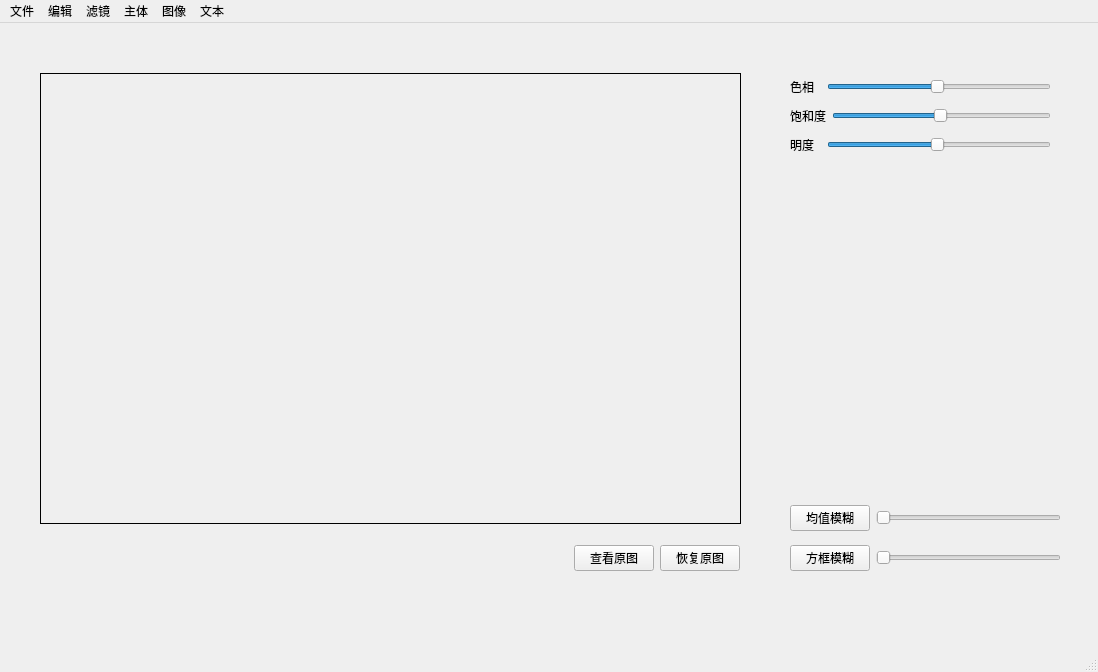
Above: main_window.ui from DLighters/Opencv_ImageProcesser before the change. Below: the same form after it.
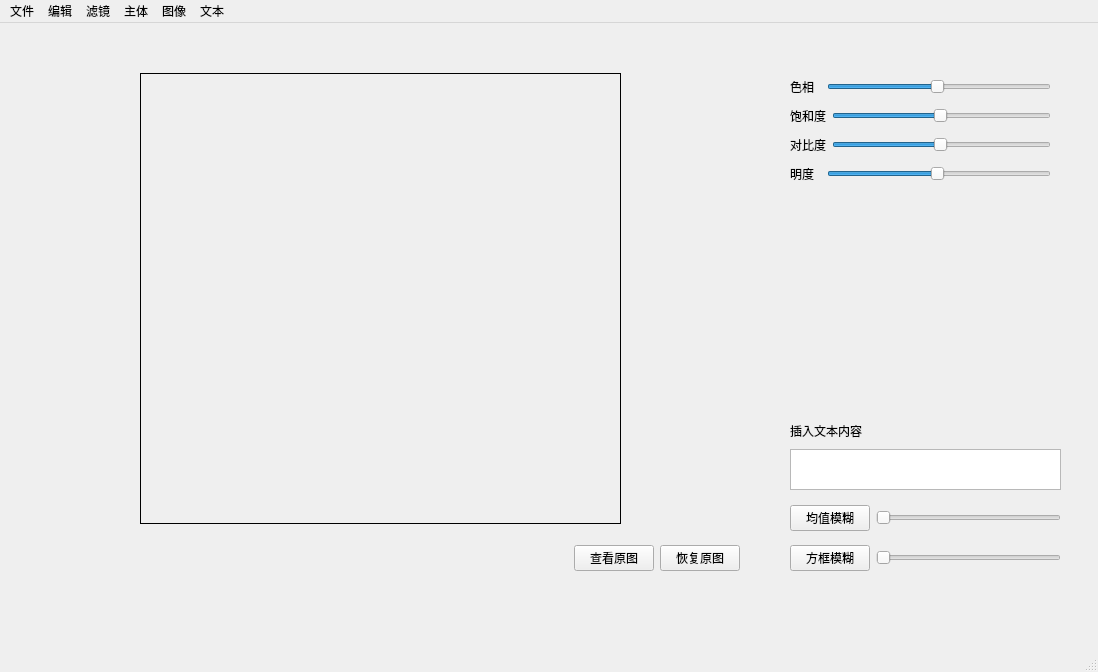
That is the form after the change.

What changed in the file:
```diff
--- a/main_window.ui
+++ b/main_window.ui
@@ -17,9 +17,9 @@
    <widget class="QLabel" name="labelImg">
     <property name="geometry">
      <rect>
-      <x>40</x>
+      <x>140</x>
       <y>50</y>
-      <width>701</width>
+      <width>481</width>
       <height>451</height>
      </rect>
     </property>
@@ -133,7 +133,7 @@
       <x>790</x>
       <y>50</y>
       <width>261</width>
-      <height>88</height>
+      <height>119</height>
      </rect>
     </property>
     <layout class="QVBoxLayout" name="verticalLayout">
@@ -191,6 +191,33 @@
        </item>
       </layout>
      </item>
+     <item>
+      <layout class="QHBoxLayout" name="horizontalLayout_7">
+       <item>
+        <widget class="QLabel" name="label_5">
+         <property name="text">
+          <string>对比度</string>
+         </property>
+        </widget>
+       </item>
+       <item>
+        <widget class="QSlider" name="horizontalSliderContrast">
+         <property name="minimum">
+          <number>1</number>
+         </property>
+         <property name="maximum">
+          <number>100</number>
+         </property>
+         <property name="value">
+          <number>50</number>
+         </property>
+         <property name="orientation">
+          <enum>Qt::Horizontal</enum>
+         </property>
+        </widget>
+       </item>
+      </layout>
+     </item>
      <item>
       <layout class="QHBoxLayout" name="horizontalLayout_6">
        <item>
@@ -220,6 +247,29 @@
      </item>
     </layout>
    </widget>
+   <widget class="QTextEdit" name="textEdit">
+    <property name="geometry">
+     <rect>
+      <x>790</x>
+      <y>426</y>
+      <width>271</width>
+      <height>41</height>
+     </rect>
+    </property>
+   </widget>
+   <widget class="QLabel" name="label_4">
+    <property name="geometry">
+     <rect>
+      <x>790</x>
+      <y>400</y>
+      <width>91</width>
+      <height>16</height>
+     </rect>
+    </property>
+    <property name="text">
+     <string>插入文本内容</string>
+    </property>
+   </widget>
   </widget>
   <widget class="QMenuBar" name="menubar">
    <property name="geometry">
```
Left out of the diff: 6 changed lines with no effect on the pictures.
